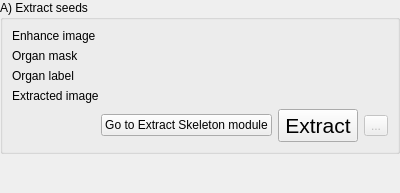
This is Modules/Scripted/Workflow/Widgets/Resources/UI/ExtractSeedsStep.ui in KitwareMedical/Deprecated-VesselView as Qt 5 draws it before an edit. The edited form follows.
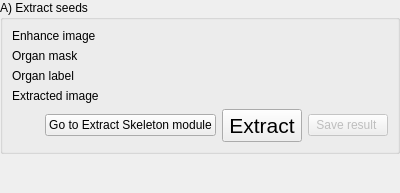
This is the edited form. Custom widgets are drawn as their Qt base class.

Commit message:
ENH: Add Save result text to the save buttons
As a result of this, the tool button were promoted to push buttons.
Note that the "Save results " text as an extra space in the end to provide
a more balanced-looking widget.

```diff
--- a/Modules/Scripted/Workflow/Widgets/Resources/UI/ExtractSeedsStep.ui
+++ b/Modules/Scripted/Workflow/Widgets/Resources/UI/ExtractSeedsStep.ui
@@ -157,17 +157,12 @@
          </widget>
         </item>
         <item>
-         <widget class="QToolButton" name="ExtractSeedsSaveToolButton">
+         <widget class="QPushButton" name="ExtractSeedsSavePushButton">
           <property name="enabled">
            <bool>false</bool>
           </property>
           <property name="text">
-           <string>...</string>
-          </property>
-          <property name="workflow" stdset="0">
-           <stringlist>
-            <string>0</string>
-           </stringlist>
+           <string>Save result </string>
           </property>
          </widget>
         </item>
```
The commit also changes 13 other files.
